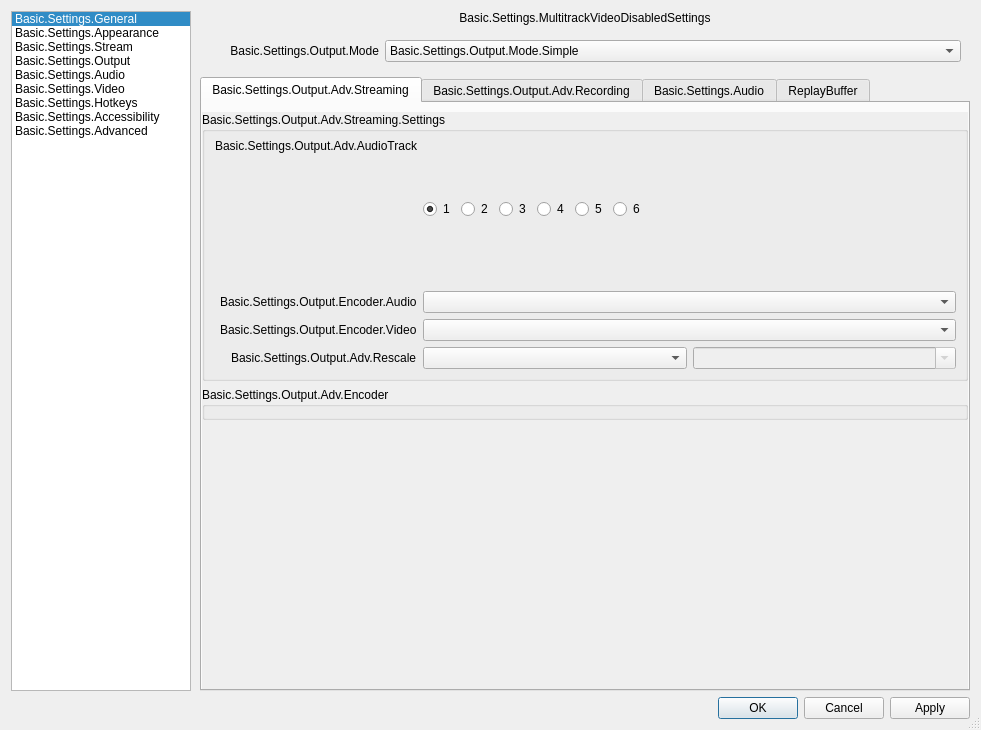
This is frontend/forms/OBSBasicSettings.ui in Flexible-Output-View/obs-studio-fov as Qt 5 draws it before an edit. The edited form follows.
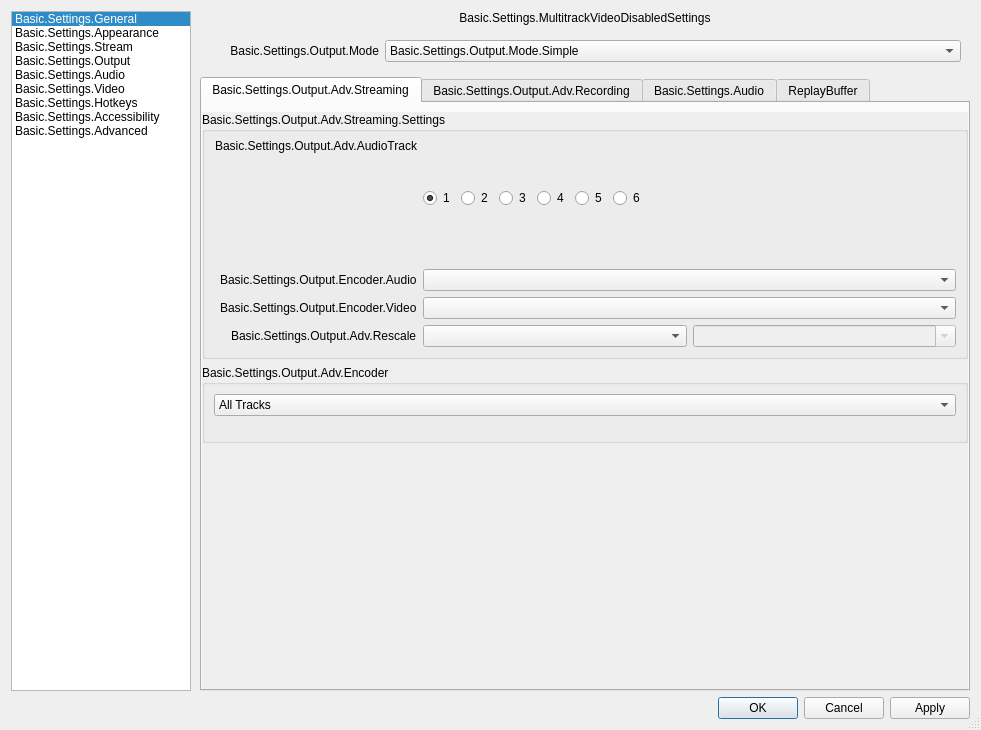
This is the edited form. The open tabs and pages were chosen to show the change. Icons and pictures are not drawn. Custom widgets are drawn as their Qt base class.

Commit message: ADD: track select dropdown in advanced output ui

```diff
--- a/frontend/forms/OBSBasicSettings.ui
+++ b/frontend/forms/OBSBasicSettings.ui
@@ -3126,8 +3126,8 @@
                         <rect>
                          <x>0</x>
                          <y>0</y>
-                         <width>520</width>
-                         <height>217</height>
+                         <width>768</width>
+                         <height>557</height>
                         </rect>
                        </property>
                        <layout class="QVBoxLayout" name="verticalLayout_14">
@@ -3371,18 +3371,34 @@
                            <string>Basic.Settings.Output.Adv.Encoder</string>
                           </property>
                           <layout class="QVBoxLayout" name="advOutEncoderLayout">
-                           <property name="leftMargin">
-                            <number>8</number>
-                           </property>
-                           <property name="topMargin">
-                            <number>2</number>
-                           </property>
-                           <property name="rightMargin">
-                            <number>8</number>
-                           </property>
-                           <property name="bottomMargin">
-                            <number>8</number>
-                           </property>
+                           <item>
+                            <widget class="QComboBox" name="advOutVTrackSelect">
+                             <property name="currentIndex">
+                              <number>0</number>
+                             </property>
+                             <item>
+                              <property name="text">
+                               <string>All Tracks</string>
+                              </property>
+                             </item>
+                            </widget>
+                           </item>
+                           <item>
+                            <spacer name="verticalSpacer_14">
+                             <property name="orientation">
+                              <enum>Qt::Orientation::Vertical</enum>
+                             </property>
+                             <property name="sizeType">
+                              <enum>QSizePolicy::Policy::Fixed</enum>
+                             </property>
+                             <property name="sizeHint" stdset="0">
+                              <size>
+                               <width>20</width>
+                               <height>15</height>
+                              </size>
+                             </property>
+                            </spacer>
+                           </item>
                           </layout>
                          </widget>
                         </item>
```
Left out of the diff: 10 changed lines with no effect on the pictures.
